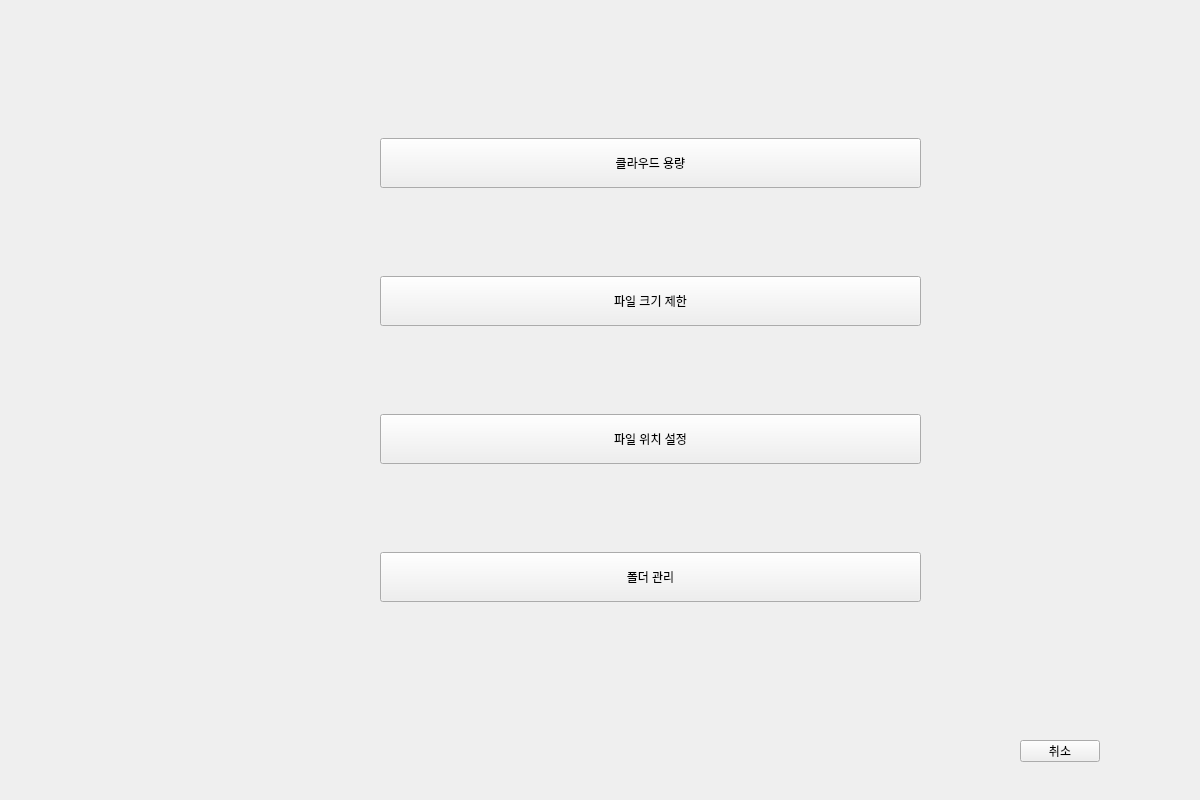
First picture: the form in source/designer_ui/file_settings.ui, repository Leedonggeon123/save, before the edit.
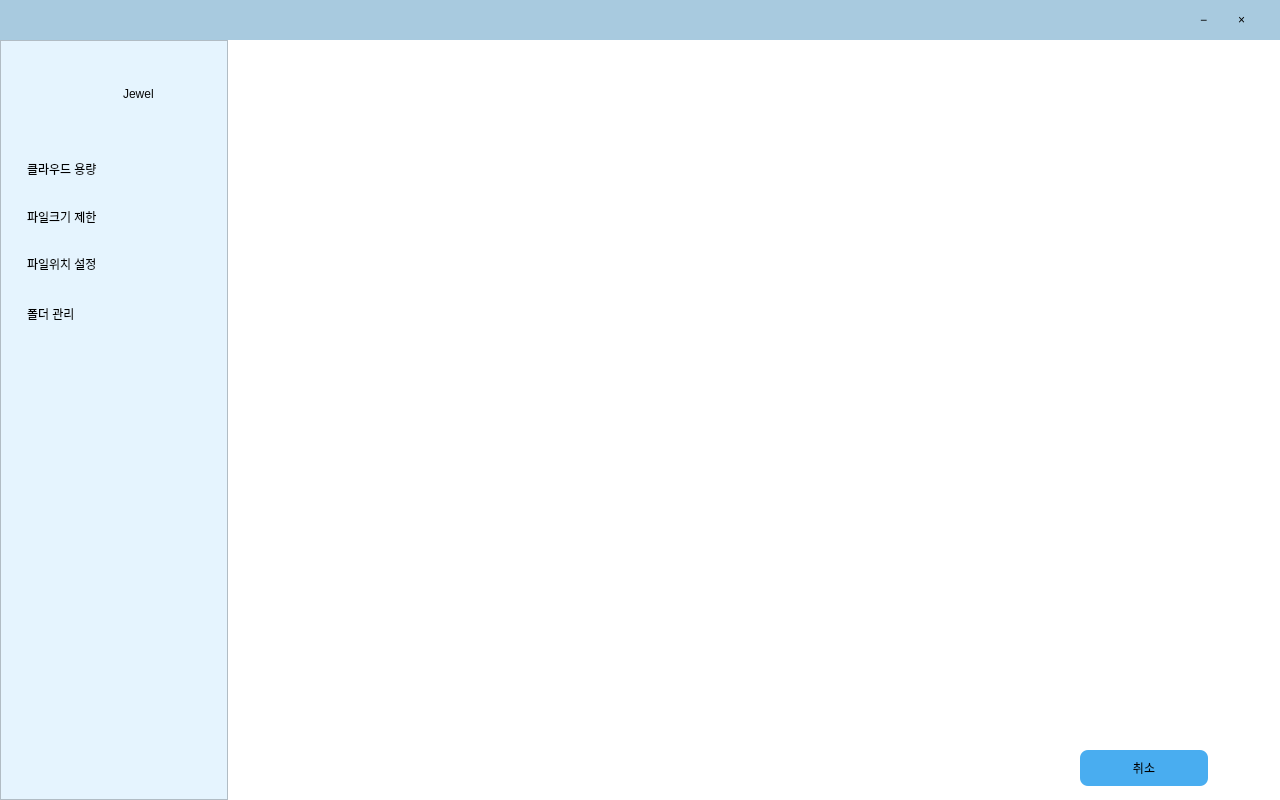
Second picture: the form after the edit. Icons and pictures are not drawn.

Commit message: 파일부분 버그수정 gui수정

Diff of the .ui file:
```diff
--- a/source/designer_ui/file_settings.ui
+++ b/source/designer_ui/file_settings.ui
@@ -1,197 +1,196 @@
 <?xml version="1.0" encoding="UTF-8"?>
 <ui version="4.0">
- <class>Form</class>
- <widget class="QWidget" name="Form">
+ <class>UnblockMainWindow</class>
+ <widget class="QMainWindow" name="UnblockMainWindow">
   <property name="geometry">
    <rect>
     <x>0</x>
     <y>0</y>
-    <width>1200</width>
+    <width>1280</width>
     <height>800</height>
    </rect>
   </property>
+  <property name="minimumSize">
+   <size>
+    <width>1280</width>
+    <height>800</height>
+   </size>
+  </property>
+  <property name="maximumSize">
+   <size>
+    <width>1280</width>
+    <height>800</height>
+   </size>
+  </property>
   <property name="windowTitle">
    <string>Form</string>
   </property>
-  <widget class="QWidget" name="verticalLayoutWidget">
-   <property name="geometry">
-    <rect>
-     <x>380</x>
-     <y>80</y>
-     <width>541</width>
-     <height>581</height>
-    </rect>
-   </property>
-   <layout class="QVBoxLayout" name="verticalLayout">
-    <property name="spacing">
-     <number>30</number>
+  <property name="styleSheet">
+   <string notr="true">QMainWindow { background: #ffffff; } QFrame#titleBar { background: #a8cadf; } QFrame#sideBar { background: #e5f4fe; border-right: 1px solid #1d1d1d; } QPushButton { border: none; background: transparent; font: 700 14px &quot;Malgun Gothic&quot;; text-align: left; padding-left: 27px; } QPushButton#unblockButton { color: #0078ff; } QPushButton#logoutButton, QPushButton#actionButton { background: #49adf0; color: #000000; border-radius: 8px; font: 700 14px &quot;Malgun Gothic&quot;; padding: 0px; text-align: center; } QListWidget { border: 1px solid #111111; background: #ffffff; }</string>
+  </property>
+  <widget class="QWidget" name="centralwidget">
+   <widget class="QFrame" name="titleBar">
+    <property name="geometry">
+     <rect>
+      <x>0</x>
+      <y>0</y>
+      <width>1280</width>
+      <height>40</height>
+     </rect>
     </property>
-    <item>
-     <widget class="QPushButton" name="cloud_storage_btn">
-      <property name="enabled">
-       <bool>true</bool>
-      </property>
-      <property name="sizePolicy">
-       <sizepolicy hsizetype="Minimum" vsizetype="Fixed">
-        <horstretch>0</horstretch>
-        <verstretch>0</verstretch>
-       </sizepolicy>
-      </property>
-      <property name="minimumSize">
-       <size>
-        <width>0</width>
-        <height>50</height>
-       </size>
-      </property>
-      <property name="text">
-       <string>클라우드 용량</string>
-      </property>
-     </widget>
-    </item>
-    <item>
-     <widget class="QPushButton" name="file_size_limit_btn">
-      <property name="minimumSize">
-       <size>
-        <width>0</width>
-        <height>50</height>
-       </size>
-      </property>
-      <property name="text">
-       <string>파일 크기 제한</string>
-      </property>
-     </widget>
-    </item>
-    <item>
-     <widget class="QPushButton" name="receive_path_btn">
-      <property name="minimumSize">
-       <size>
-        <width>0</width>
-        <height>50</height>
-       </size>
-      </property>
-      <property name="text">
-       <string>파일 위치 설정</string>
-      </property>
-     </widget>
-    </item>
-    <item>
-     <widget class="QPushButton" name="folder_manage_btn">
-      <property name="minimumSize">
-       <size>
-        <width>0</width>
-        <height>50</height>
-       </size>
-      </property>
-      <property name="text">
-       <string>폴더 관리</string>
-      </property>
-     </widget>
-    </item>
-   </layout>
-  </widget>
-  <widget class="QWidget" name="verticalLayoutWidget_2">
-   <property name="geometry">
-    <rect>
-     <x>220</x>
-     <y>80</y>
-     <width>161</width>
-     <height>581</height>
-    </rect>
-   </property>
-   <layout class="QVBoxLayout" name="verticalLayout_2">
-    <property name="spacing">
-     <number>20</number>
+    <property name="frameShape">
+     <enum>QFrame::Shape::NoFrame</enum>
     </property>
-    <item>
-     <widget class="QLabel" name="label">
-      <property name="maximumSize">
-       <size>
-        <width>60</width>
-        <height>60</height>
-       </size>
-      </property>
-      <property name="text">
-       <string/>
-      </property>
-      <property name="pixmap">
-       <pixmap>../../../../../../mnt/c/Users/AIOT/Downloads/cloud(img).png</pixmap>
-      </property>
-      <property name="scaledContents">
-       <bool>true</bool>
-      </property>
-     </widget>
-    </item>
-    <item>
-     <widget class="QLabel" name="label_5">
-      <property name="maximumSize">
-       <size>
-        <width>60</width>
-        <height>60</height>
-       </size>
-      </property>
-      <property name="text">
-       <string/>
-      </property>
-      <property name="pixmap">
-       <pixmap>../../../../../mnt/c/Users/AIOT/Pictures/file(img).png</pixmap>
-      </property>
-      <property name="scaledContents">
-       <bool>true</bool>
-      </property>
-     </widget>
-    </item>
-    <item>
-     <widget class="QLabel" name="label_6">
-      <property name="maximumSize">
-       <size>
-        <width>60</width>
-        <height>60</height>
-       </size>
-      </property>
-      <property name="text">
-       <string/>
-      </property>
-      <property name="pixmap">
-       <pixmap>../../../../../mnt/c/Users/AIOT/Pictures/file(img).png</pixmap>
-      </property>
-      <property name="scaledContents">
-       <bool>true</bool>
-      </property>
-     </widget>
-    </item>
-    <item>
-     <widget class="QLabel" name="label_2">
-      <property name="maximumSize">
-       <size>
-        <width>60</width>
-        <height>60</height>
-       </size>
-      </property>
-      <property name="text">
-       <string/>
-      </property>
-      <property name="pixmap">
-       <pixmap>../../../../../mnt/c/Users/AIOT/Pictures/folder(img).png</pixmap>
-      </property>
-      <property name="scaledContents">
-       <bool>true</bool>
-      </property>
-     </widget>
-    </item>
-   </layout>
-  </widget>
-  <widget class="QPushButton" name="cancel_btn">
-   <property name="geometry">
-    <rect>
-     <x>1020</x>
-     <y>740</y>
-     <width>80</width>
-     <height>22</height>
-    </rect>
-   </property>
-   <property name="text">
-    <string>취소</string>
-   </property>
+    <widget class="QPushButton" name="minimizeButton">
+     <property name="geometry">
+      <rect>
+       <x>1200</x>
+       <y>0</y>
+       <width>38</width>
+       <height>40</height>
+      </rect>
+     </property>
+     <property name="styleSheet">
+      <string notr="true">QPushButton { font: 20px &quot;Arial&quot;; padding: 0; }</string>
+     </property>
+     <property name="text">
+      <string>−</string>
+     </property>
+    </widget>
+    <widget class="QPushButton" name="closeButton">
+     <property name="geometry">
+      <rect>
+       <x>1238</x>
+       <y>0</y>
+       <width>38</width>
+       <height>40</height>
+      </rect>
+     </property>
+     <property name="styleSheet">
+      <string notr="true">QPushButton { font: 24px &quot;Arial&quot;; padding: 0; }</string>
+     </property>
+     <property name="text">
+      <string>×</string>
+     </property>
+    </widget>
+   </widget>
+   <widget class="QFrame" name="sideBar">
+    <property name="geometry">
+     <rect>
+      <x>0</x>
+      <y>40</y>
+      <width>228</width>
+      <height>760</height>
+     </rect>
+    </property>
+    <property name="frameShape">
+     <enum>QFrame::Shape::StyledPanel</enum>
+    </property>
+    <widget class="QLabel" name="logoLabel">
+     <property name="geometry">
+      <rect>
+       <x>19</x>
+       <y>18</y>
+       <width>92</width>
+       <height>72</height>
+      </rect>
+     </property>
+     <property name="pixmap">
+      <pixmap>:/jewel/assets/jewel_logo.svg</pixmap>
+     </property>
+     <property name="scaledContents">
+      <bool>true</bool>
+     </property>
+    </widget>
+    <widget class="QLabel" name="brandLabel">
+     <property name="geometry">
+      <rect>
+       <x>123</x>
+       <y>34</y>
+       <width>78</width>
+       <height>40</height>
+      </rect>
+     </property>
+     <property name="styleSheet">
+      <string notr="true">font: 700 26px &quot;Arial&quot;; color: #080808;</string>
+     </property>
+     <property name="text">
+      <string>Jewel</string>
+     </property>
+    </widget>
+    <widget class="QPushButton" name="cloud_storage_btn">
+     <property name="geometry">
+      <rect>
+       <x>0</x>
+       <y>105</y>
+       <width>220</width>
+       <height>48</height>
+      </rect>
+     </property>
+     <property name="text">
+      <string>클라우드 용량</string>
+     </property>
+    </widget>
+    <widget class="QPushButton" name="file_size_limit_btn">
+     <property name="geometry">
+      <rect>
+       <x>0</x>
+       <y>153</y>
+       <width>220</width>
+       <height>48</height>
+      </rect>
+     </property>
+     <property name="text">
+      <string>파일크기 제한</string>
+     </property>
+    </widget>
+    <widget class="QPushButton" name="receive_path_btn">
+     <property name="geometry">
+      <rect>
+       <x>0</x>
+       <y>200</y>
+       <width>220</width>
+       <height>48</height>
+      </rect>
+     </property>
+     <property name="text">
+      <string>파일위치 설정</string>
+     </property>
+    </widget>
+    <widget class="QPushButton" name="folder_manage_btn">
+     <property name="geometry">
+      <rect>
+       <x>0</x>
+       <y>250</y>
+       <width>220</width>
+       <height>48</height>
+      </rect>
+     </property>
+     <property name="text">
+      <string>폴더 관리</string>
+     </property>
+    </widget>
+   </widget>
+   <widget class="QPushButton" name="cancel_btn">
+    <property name="geometry">
+     <rect>
+      <x>1080</x>
+      <y>750</y>
+      <width>128</width>
+      <height>36</height>
+     </rect>
+    </property>
+    <property name="styleSheet">
+     <string notr="true">background: #49adf0;
+color: #000000;
+border-radius: 8px;
+text-align: center;
+padding-left: 0px;</string>
+    </property>
+    <property name="text">
+     <string>취소</string>
+    </property>
+   </widget>
   </widget>
  </widget>
  <tabstops>
```
Left out of the diff: 8 changed lines with no effect on the pictures. The commit also changes 4 other files.
